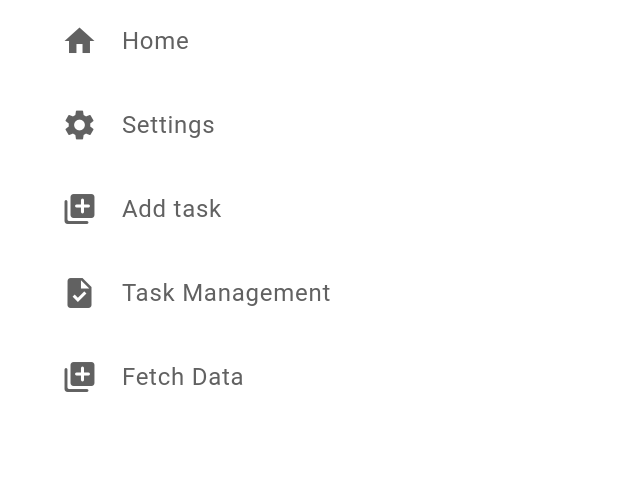
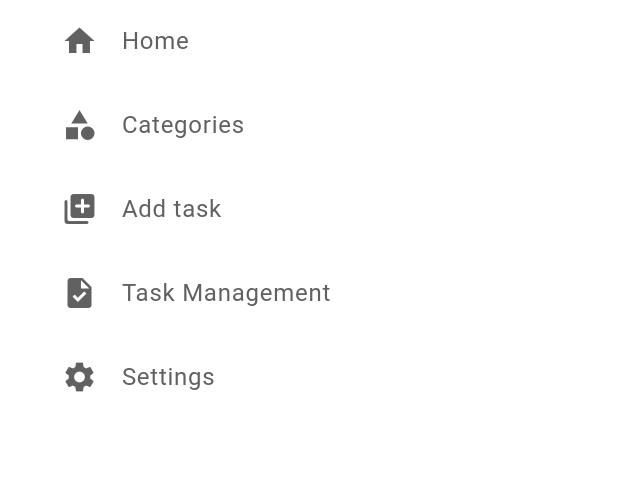
Before and after one commit to YashasHewage/tasktrail, a Flutter app: the Mydrawer widget shown alone on an empty page, opened directly, on a phone screen of 412 x 824 dp. Shown: the part 436-917 px from the top of the screen. Run offline on Flutter 3.47's test engine with Material 3 defaults, Android fonts, the phone set to English and light mode, and no system bars; our stand-ins replace cloud_firestore, firebase_auth, firebase_core, google_fonts; accounts and stored records are empty.

Commit message:
Update my_drawer.dart

```diff
--- a/lib/components/my_drawer.dart
+++ b/lib/components/my_drawer.dart
@@ -73,21 +73,34 @@ class _MydrawerState extends State<Mydrawer> {
                   icon: Icons.home,
                   onTap: () => Navigator.pop(context),
                 ),
-
-                //home list tile
                 MyDrawerTile(
-                  text: 'Settings',
-                  icon: Icons.settings,
+                  text: 'Categories',
+                  icon: Icons.category,
                   onTap: () {
                     Navigator.pop(context);
                     Navigator.push(
                       context,
                       MaterialPageRoute(
-                        builder: (context) => ProfileView(),
+                        builder: (context) => CategoriesPage(),
                       ),
                     );
                   },
                 ),
+
+                //home list tile
+                // MyDrawerTile(
+                //   text: 'Settings',
+                //   icon: Icons.settings,
+                //   onTap: () {
+                //     Navigator.pop(context);
+                //     Navigator.push(
+                //       context,
+                //       MaterialPageRoute(
+                //         builder: (context) => ProfileView(),
+                //       ),
+                //     );
+                //   },
+                // ),
 
                 MyDrawerTile(
                   text: 'Add task',
@@ -117,18 +130,32 @@ class _MydrawerState extends State<Mydrawer> {
                 ),
 
                 MyDrawerTile(
-                  text: 'Fetch Data',
-                  icon: Icons.add_to_photos_rounded,
+                  text: 'Settings',
+                  icon: Icons.settings,
                   onTap: () {
                     Navigator.pop(context);
                     Navigator.push(
                       context,
                       MaterialPageRoute(
-                        builder: (context) => CategoriesPage(),
+                        builder: (context) => ProfileView(),
                       ),
                     );
                   },
                 ),
+
+                // MyDrawerTile(
+                //   text: 'Fetch Data',
+                //   icon: Icons.add_to_photos_rounded,
+                //   onTap: () {
+                //     Navigator.pop(context);
+                //     Navigator.push(
+                //       context,
+                //       MaterialPageRoute(
+                //         builder: (context) => CategoriesPage(),
+                //       ),
+                //     );
+                //   },
+                // ),
 
                 const Spacer(),
 
```
